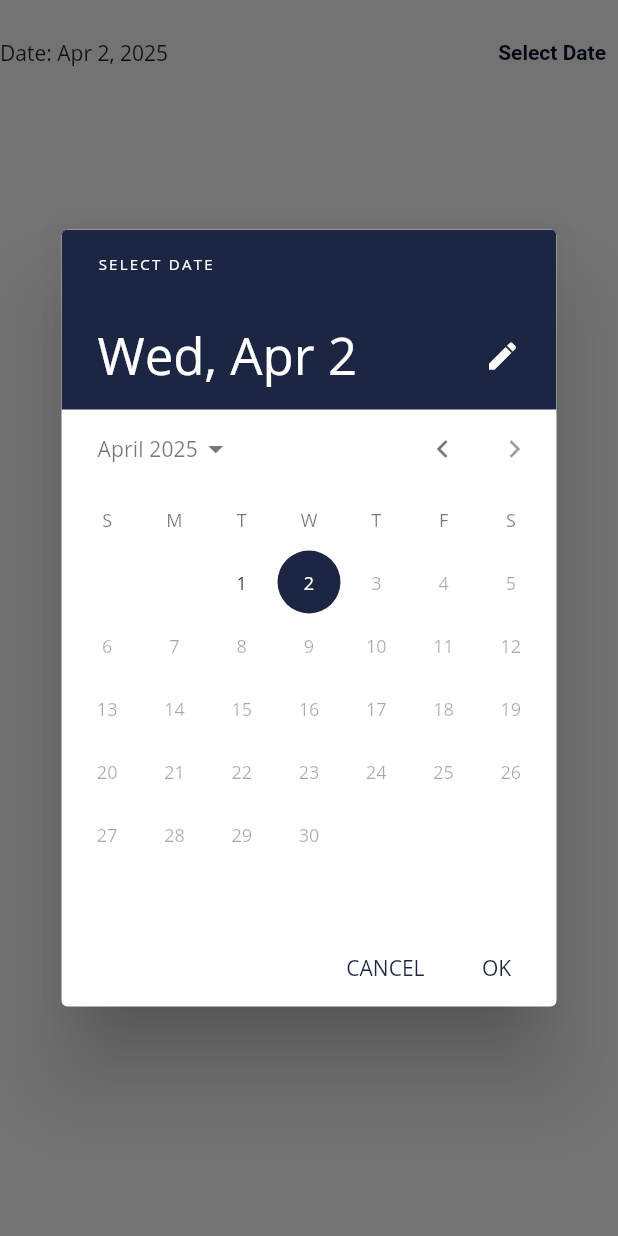
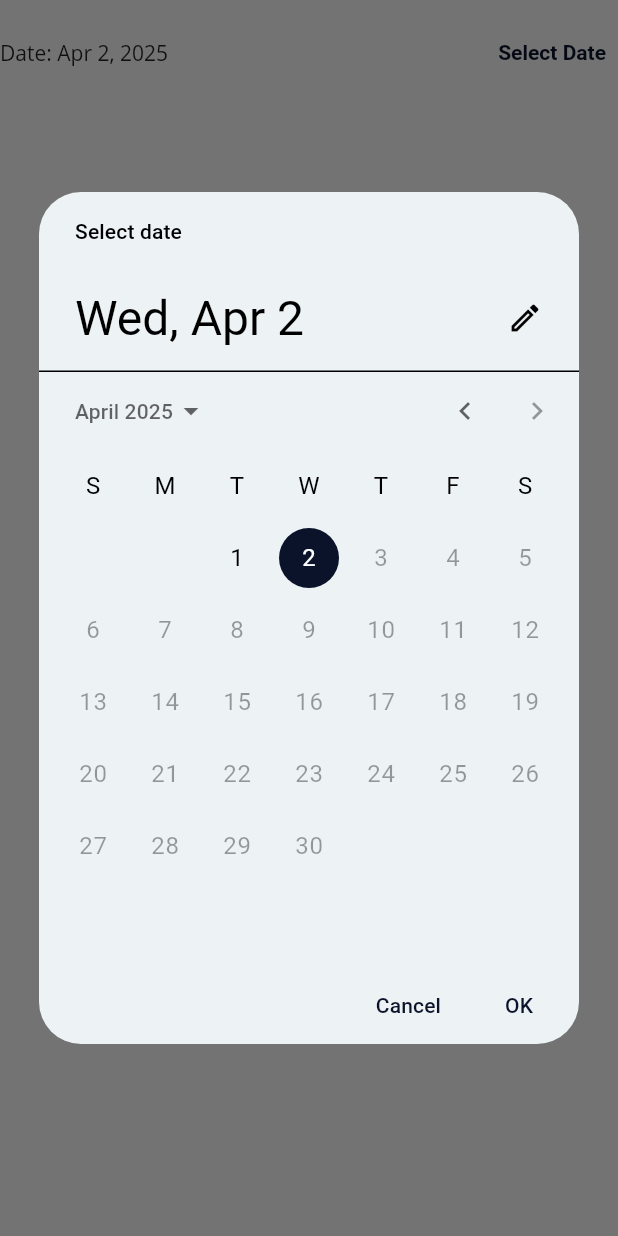
Before and after one commit to enzo-cezarg/expenses-app, a Flutter app: the AdaptativeDatePicker widget shown alone on an empty page, opened directly with empty values, after a tap on "Select Date", on a phone screen of 412 x 824 dp. Run offline on Flutter 3.47's test engine with Material 3 defaults, Android fonts, the phone set to English and light mode, and no system bars.

Commit message:
fixed-datepicker-theme

```diff
--- a/lib/components/adaptative_date_picker.dart
+++ b/lib/components/adaptative_date_picker.dart
@@ -19,6 +19,21 @@ class AdaptativeDatePicker extends StatelessWidget {
       initialDate: DateTime.now(),
       firstDate: DateTime(2024),
       lastDate: DateTime.now(),
+      builder: (context, child) {
+        return Theme(
+          data: ThemeData.light().copyWith(
+            primaryColor: Color.fromARGB(255, 11, 19, 43), // Cor do destaque da seleção
+            colorScheme: ColorScheme.light(
+              primary: Color.fromARGB(255, 11, 19, 43), // Cor do círculo do dia selecionado
+              onPrimary: Colors.white, // Cor do texto dentro do círculo
+              surface: Color.fromARGB(255, 237, 242, 244), // Fundo do calendário
+              onSurface: Colors.black, // Cor dos textos normais
+            ),
+            dialogBackgroundColor: Colors.white, // Cor do fundo do DatePicker
+          ),
+          child: child!,
+        );
+      },
     ).then((pickedDate) {
       if (pickedDate == null) {
         return;
```
